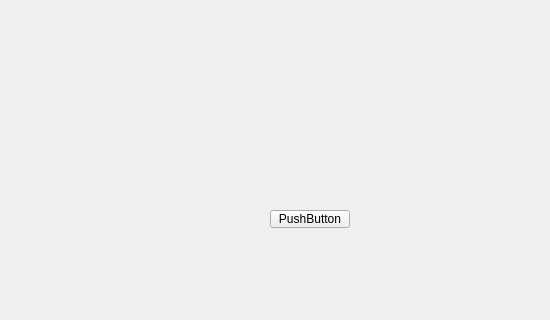
Old version of the form src/window/gamepage.ui in the repository wzsCrossing/Generals-io; both pictures show x 0 to 550 and y 280 to 600 of the 800 by 600 pixel window.
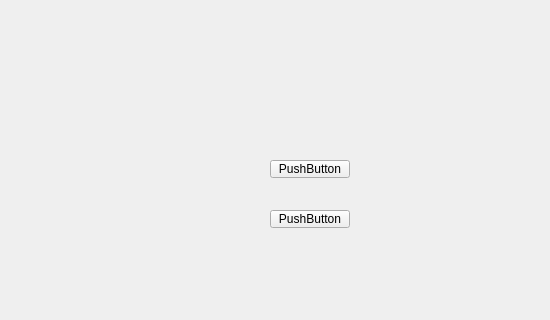
New version of the form.

```diff
--- a/src/window/gamepage.ui
+++ b/src/window/gamepage.ui
@@ -47,6 +47,19 @@
      <string>PushButton</string>
     </property>
    </widget>
+   <widget class="QPushButton" name="surrender">
+    <property name="geometry">
+     <rect>
+      <x>270</x>
+      <y>440</y>
+      <width>80</width>
+      <height>18</height>
+     </rect>
+    </property>
+    <property name="text">
+     <string>PushButton</string>
+    </property>
+   </widget>
   </widget>
   <widget class="QMenuBar" name="menubar">
    <property name="geometry">
```
